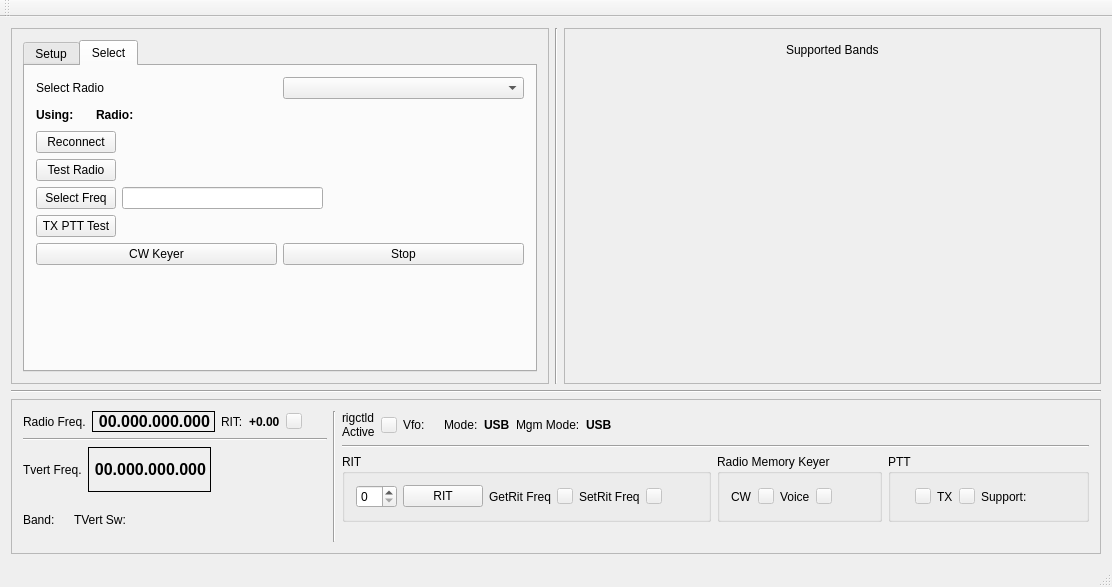
Old version of the form mqt/MqtRigControl/rigcontrolmainwindow.ui in the repository Rsclub22/Minos2-Mirror.
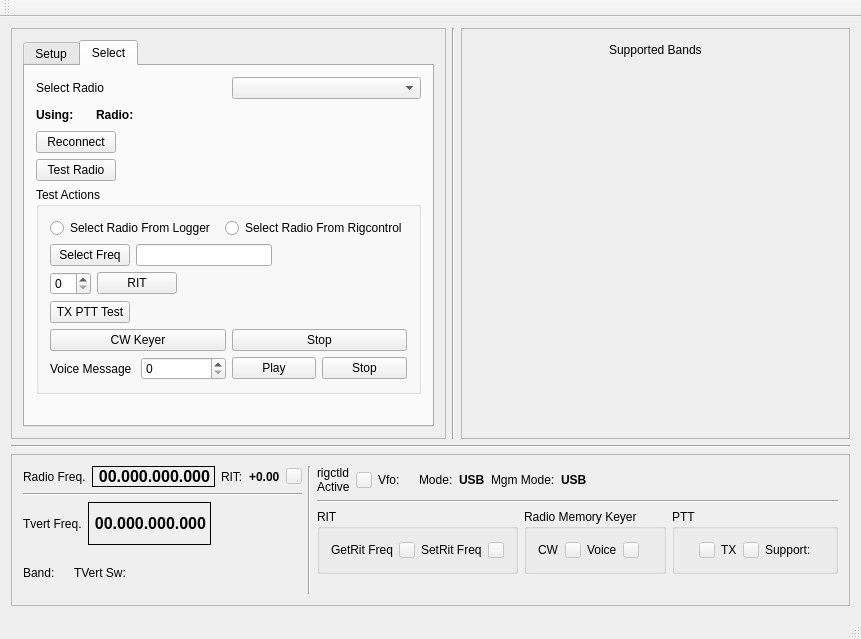
New version of the form. Custom widgets are drawn as their Qt base class.

Commit message: change test radio layout to allow extra tests

Diff of the .ui file:
```diff
--- a/mqt/MqtRigControl/rigcontrolmainwindow.ui
+++ b/mqt/MqtRigControl/rigcontrolmainwindow.ui
@@ -6,15 +6,15 @@
    <rect>
     <x>0</x>
     <y>0</y>
-    <width>1112</width>
-    <height>587</height>
+    <width>844</width>
+    <height>639</height>
    </rect>
   </property>
   <property name="windowTitle">
    <string>Minos Rig Control</string>
   </property>
   <widget class="QWidget" name="centralWidget">
-   <layout class="QVBoxLayout" name="verticalLayout_11">
+   <layout class="QVBoxLayout" name="verticalLayout_12">
     <item>
      <layout class="QHBoxLayout" name="horizontalLayout_5">
       <item>
@@ -223,6 +223,32 @@
                  </item>
                 </layout>
                </item>
+              </layout>
+             </item>
+             <item>
+              <widget class="QGroupBox" name="testActionsGroupBox">
+               <property name="title">
+                <string>Test Actions</string>
+               </property>
+               <layout class="QVBoxLayout" name="verticalLayout_11">
+                <item>
+                 <layout class="QHBoxLayout" name="horizontalLayout_33">
+                  <item>
+                   <widget class="QRadioButton" name="selectRadioFromLoggerRb">
+                    <property name="text">
+                     <string>Select Radio From Logger </string>
+                    </property>
+                   </widget>
+                  </item>
+                  <item>
+                   <widget class="QRadioButton" name="selectRadioFromRigControlRb">
+                    <property name="text">
+                     <string>Select Radio From Rigcontrol</string>
+                    </property>
+                   </widget>
+                  </item>
+                 </layout>
+                </item>
                <item>
                 <layout class="QHBoxLayout" name="horizontalLayout_9">
                  <item>
@@ -254,6 +280,36 @@
                  </item>
                 </layout>
                </item>
+                <item>
+                 <layout class="QHBoxLayout" name="horizontalLayout_10">
+                  <item>
+                   <layout class="QVBoxLayout" name="verticalLayout_5"/>
+                  </item>
+                  <item>
+                   <widget class="QSpinBox" name="setRitSpinner"/>
+                  </item>
+                  <item>
+                   <widget class="QPushButton" name="testRitButton">
+                    <property name="text">
+                     <string>RIT</string>
+                    </property>
+                   </widget>
+                  </item>
+                  <item>
+                   <spacer name="horizontalSpacer_13">
+                    <property name="orientation">
+                     <enum>Qt::Horizontal</enum>
+                    </property>
+                    <property name="sizeHint" stdset="0">
+                     <size>
+                      <width>40</width>
+                      <height>20</height>
+                     </size>
+                    </property>
+                   </spacer>
+                  </item>
+                 </layout>
+                </item>
                <item>
                 <layout class="QHBoxLayout" name="horizontalLayout_16">
                  <item>
@@ -296,7 +352,36 @@
                  </item>
                 </layout>
                </item>
-              </layout>
+                <item>
+                 <layout class="QHBoxLayout" name="horizontalLayout_30">
+                  <item>
+                   <widget class="QLabel" name="voiceMessageTestLabel">
+                    <property name="text">
+                     <string>Voice Message</string>
+                    </property>
+                   </widget>
+                  </item>
+                  <item>
+                   <widget class="QSpinBox" name="voiceMessageSpinBox"/>
+                  </item>
+                  <item>
+                   <widget class="QPushButton" name="voiceMessagePlayPB">
+                    <property name="text">
+                     <string>Play</string>
+                    </property>
+                   </widget>
+                  </item>
+                  <item>
+                   <widget class="QPushButton" name="voiceMessageStopPB">
+                    <property name="text">
+                     <string>Stop</string>
+                    </property>
+                   </widget>
+                  </item>
+                 </layout>
+                </item>
+               </layout>
+              </widget>
              </item>
              <item>
               <spacer name="verticalSpacer_3">
@@ -736,23 +821,6 @@
              <layout class="QHBoxLayout" name="horizontalLayout_19">
               <item>
                <layout class="QHBoxLayout" name="horizontalLayout_11">
-                <item>
-                 <layout class="QHBoxLayout" name="horizontalLayout_10">
-                  <item>
-                   <layout class="QVBoxLayout" name="verticalLayout_5"/>
-                  </item>
-                  <item>
-                   <widget class="QSpinBox" name="setRitSpinner"/>
-                  </item>
-                  <item>
-                   <widget class="QPushButton" name="testRitButton">
-                    <property name="text">
-                     <string>RIT</string>
-                    </property>
-                   </widget>
-                  </item>
-                 </layout>
-                </item>
                 <item>
                  <layout class="QHBoxLayout" name="horizontalLayout_4">
                   <item>
```
Lines whose indentation alone changed are shown as unchanged. The commit also changes 2 other files.
